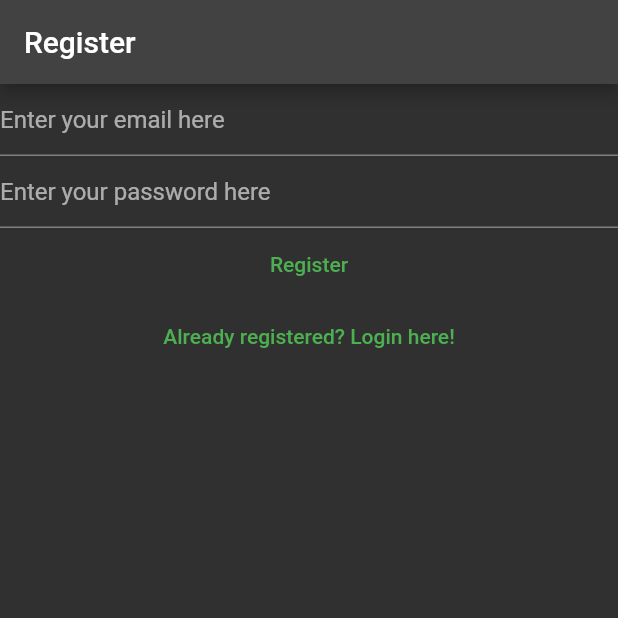
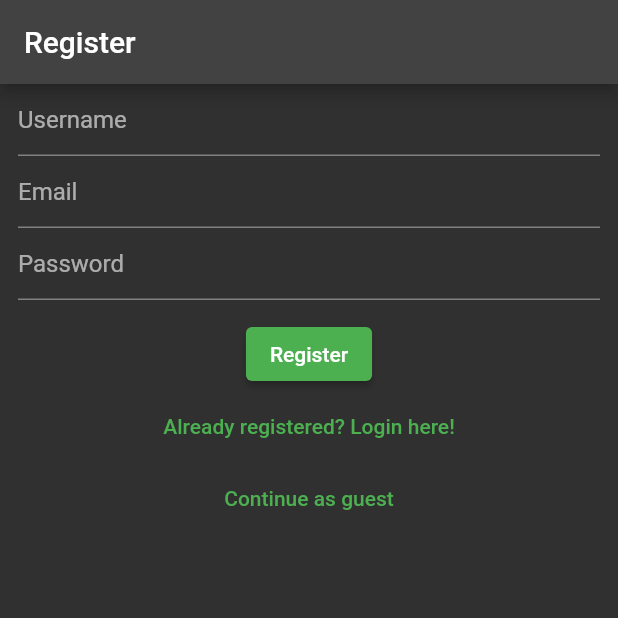
Before and after one commit to agentzhao/SweatPals, a Flutter app: the screen it shows after launch, after a tap on "Not registered yet? Register here!", on a phone screen of 412 x 824 dp, the top half of it. Run offline on Flutter 3.47's test engine with Material 2 defaults, Android fonts, the phone set to English and light mode, and no system bars; our stand-ins replace cloud_firestore, firebase_auth, firebase_core, firebase_database, geolocator, google_maps_flutter; missing offline and left inert: geoflutterfire2; accounts and stored records are empty; generated files the repository leaves out were written again; network calls fail.

Commit message:
Feat: Add username field to AuthUser
Using firebase updateDisplayName

```diff
--- a/lib/services/auth/auth_provider.dart
+++ b/lib/services/auth/auth_provider.dart
@@ -11,6 +11,7 @@ abstract class AuthProvider {
   AuthUser? get currentUser;
 
   Future<AuthUser> createUser({
+    required String username,
     required String email,
     required String password,
   });
@@ -18,4 +19,10 @@ abstract class AuthProvider {
   Future<void> logOut();
 
   Future<void> sendEmailVerification();
+
+  Future<AuthUser> logInAnon({
+    required String username,
+  });
+
+  // Future<void> updateDisplayName(String username);
 }
--- a/lib/services/auth/auth_service.dart
+++ b/lib/services/auth/auth_service.dart
@@ -10,10 +10,12 @@ class AuthService implements AuthProvider {
 
   @override
   Future<AuthUser> createUser({
+    required String username,
     required String email,
     required String password,
   }) =>
       provider.createUser(
+        username: username,
         email: email,
         password: password,
       );
@@ -39,4 +41,12 @@ class AuthService implements AuthProvider {
 
   @override
   Future<void> initialize() => provider.initialize();
+
+  @override
+  Future<AuthUser> logInAnon({
+    required String username,
+  }) =>
+      provider.logInAnon(
+        username: username,
+      );
 }
--- a/lib/services/auth/auth_user.dart
+++ b/lib/services/auth/auth_user.dart
@@ -3,15 +3,18 @@ import 'package:flutter/foundation.dart';
 
 @immutable
 class AuthUser {
+  final String? username;
   final String? email;
   final bool isEmailVerified;
 
   const AuthUser({
+    required this.username,
     required this.email,
     required this.isEmailVerified,
   });
 
   factory AuthUser.fromFirebase(User user) => AuthUser(
+        username: user.displayName,
         email: user.email,
         isEmailVerified: user.emailVerified,
       );
--- a/lib/views/login_view.dart
+++ b/lib/views/login_view.dart
@@ -38,25 +38,35 @@ class _LoginViewState extends State<LoginView> {
       ),
       body: Column(
         children: [
-          TextField(
+          Container(
+            padding: const EdgeInsets.only(left: 12.0, right: 12.0),
+            child: TextField(
               controller: _email,
               enableSuggestions: false,
               autocorrect: false,
               keyboardType: TextInputType.emailAddress,
               decoration: const InputDecoration(
-              hintText: 'Enter your email',
+                hintText: 'Email',
               ),
             ),
-          TextField(
+          ),
+          Container(
+            padding: const EdgeInsets.only(
+              left: 12.0,
+              right: 12.0,
+              bottom: 12.0,
+            ),
+            child: TextField(
               controller: _password,
               obscureText: true,
               enableSuggestions: false,
               autocorrect: false,
               decoration: const InputDecoration(
-              hintText: 'Enter your password',
+                hintText: 'Password',
               ),
             ),
-          TextButton(
+          ),
+          ElevatedButton(
             onPressed: () async {
               final email = _email.text;
               final password = _password.text;
@@ -106,7 +116,7 @@ class _LoginViewState extends State<LoginView> {
               );
             },
             child: const Text('Not registered yet? Register here!'),
-          )
+          ),
         ],
       ),
     );
--- a/lib/views/profile_view.dart
+++ b/lib/views/profile_view.dart
@@ -2,7 +2,7 @@ import 'package:flutter/material.dart';
 import 'package:sweatpals/constants/routes.dart';
 import 'package:sweatpals/services/auth/auth_service.dart';
 
-import 'package:sweatpals/enums/menu_action.dart';
+// import 'package:sweatpals/enums/menu_action.dart';
 
 class ProfileView extends StatefulWidget {
   const ProfileView({Key? key}) : super(key: key);
@@ -12,8 +12,7 @@ class ProfileView extends StatefulWidget {
 }
 
 class _ProfileViewState extends State<ProfileView> {
-  // late final NotesService _notesService;
-  String get userEmail => AuthService.firebase().currentUser!.email!;
+  String get username => AuthService.firebase().currentUser!.username!;
 
   @override
   Widget build(BuildContext context) {
@@ -50,7 +49,7 @@ class _ProfileViewState extends State<ProfileView> {
         child: Column(
           mainAxisAlignment: MainAxisAlignment.center,
           children: [
-            Text('Logged in as $userEmail'),
+            Text('Logged in as $username'),
             const SizedBox(height: 16),
             ElevatedButton(
               onPressed: () async {
--- a/lib/views/register_view.dart
+++ b/lib/views/register_view.dart
@@ -12,11 +12,13 @@ class RegisterView extends StatefulWidget {
 }
 
 class _RegisterViewState extends State<RegisterView> {
+  late final TextEditingController _username;
   late final TextEditingController _email;
   late final TextEditingController _password;
 
   @override
   void initState() {
+    _username = TextEditingController();
     _email = TextEditingController();
     _password = TextEditingController();
     super.initState();
@@ -24,6 +26,7 @@ class _RegisterViewState extends State<RegisterView> {
 
   @override
   void dispose() {
+    _username.dispose();
     _email.dispose();
     _password.dispose();
     super.dispose();
@@ -32,37 +35,66 @@ class _RegisterViewState extends State<RegisterView> {
   @override
   Widget build(BuildContext context) {
     return Scaffold(
+      // todo: add app logo
       appBar: AppBar(
         title: const Text('Register'),
       ),
       body: Column(
         children: [
-          TextField(
+          Container(
+            padding: const EdgeInsets.only(left: 12.0, right: 12.0),
+            child: TextField(
+              controller: _username,
+              enableSuggestions: false,
+              autocorrect: false,
+              keyboardType: TextInputType.name,
+              decoration: const InputDecoration(
+                hintText: 'Username',
+              ),
+            ),
+          ),
+          Container(
+            padding: const EdgeInsets.only(left: 12.0, right: 12.0),
+            child: TextField(
               controller: _email,
               enableSuggestions: false,
               autocorrect: false,
               keyboardType: TextInputType.emailAddress,
               decoration: const InputDecoration(
-              hintText: 'Enter your email here',
+                hintText: 'Email',
               ),
             ),
-          TextField(
+          ),
+          Container(
+            padding: const EdgeInsets.only(
+              left: 12.0,
+              right: 12.0,
+              bottom: 12.0,
+            ),
+            child: TextField(
               controller: _password,
               obscureText: true,
               enableSuggestions: false,
               autocorrect: false,
               decoration: const InputDecoration(
-              hintText: 'Enter your password here',
+                hintText: 'Password',
               ),
             ),
-          TextButton(
+          ),
+          ElevatedButton(
             onPressed: () async {
-              final email = _email.text;
-              final password = _password.text;
+              if (_username.text.isEmpty) {
+                await showErrorDialog(
+                  context,
+                  'Username cannot be empty',
+                );
+                return;
+              }
               try {
                 await AuthService.firebase().createUser(
-                  email: email,
-                  password: password,
+                  username: _username.text,
+                  email: _email.text,
+                  password: _password.text,
                 );
                 AuthService.firebase().sendEmailVerification();
                 Navigator.of(context).pushNamed(verifyEmailRoute);
@@ -98,6 +130,39 @@ class _RegisterViewState extends State<RegisterView> {
               );
             },
             child: const Text('Already registered? Login here!'),
+          ),
+          TextButton(
+            onPressed: () async {
+              // new anon user
+              if (_username.text.isEmpty) {
+                await showErrorDialog(
+                  context,
+                  'Please enter a username',
+                );
+                return;
+              }
+              try {
+                dynamic result = await AuthService.firebase().logInAnon(
+                  username: _username.text,
+                );
+                if (result == null) {
+                  print("Error signing in as guest");
+                } else {
+                  print("Signed in as guest");
+                  print(result);
+                }
+              } on GenericAuthException {
+                await showErrorDialog(
+                  context,
+                  'Authentication error',
+                );
+              }
+              Navigator.of(context).pushNamedAndRemoveUntil(
+                naviBarRoute,
+                (route) => false,
+              );
+            },
+            child: const Text('Continue as guest'),
           )
         ],
       ),
--- a/pubspec.yaml
+++ b/pubspec.yaml
@@ -39,6 +39,7 @@ dependencies:
   firebase_core: ^2.4.1
   firebase_auth: ^4.2.5
   cloud_firestore: ^4.3.1
+  firebase_database: ^10.0.9 # Realtime Database
   firebase_analytics: ^10.1.0
 
   # Map
```
Also changed, not shown: lib/services/auth/firebase_auth_provider.dart (+38 -0 lines), lib/views/map_view.dart (+56 -32 lines), pubspec.lock, 1 other file. Lines whose indentation alone changed are shown as unchanged.
